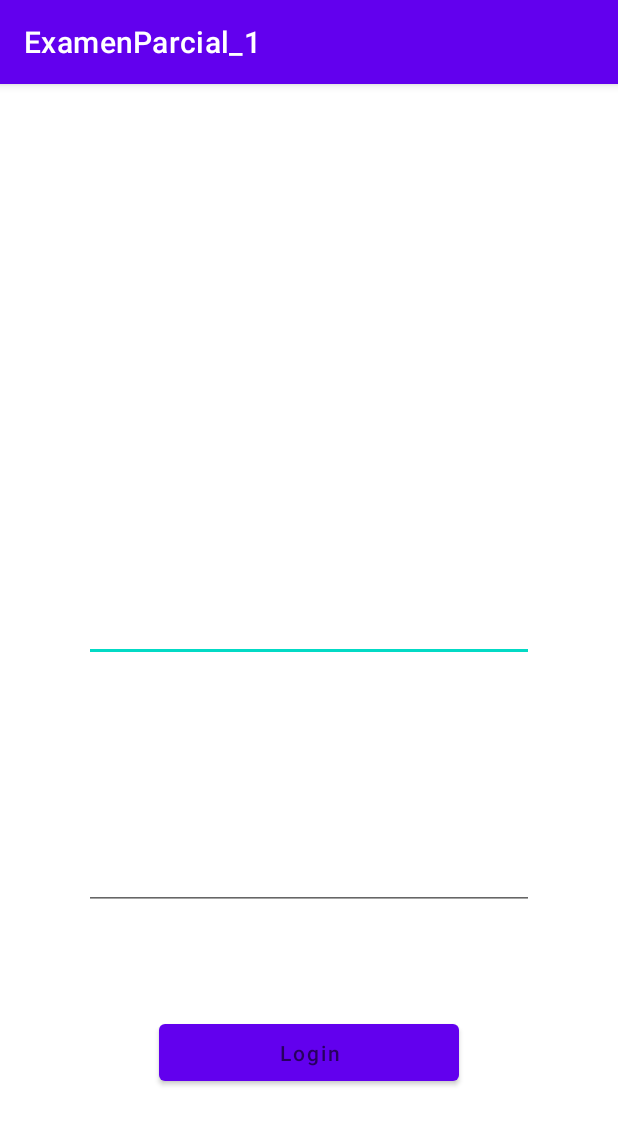
After one commit to IvanCastillo-F/KotlinExamPrimerParcial, an Android app: the fragment LoginFragment shown on its own in the app's theme, on a phone screen of 412 x 824 dp. The commit adds this screen. Shown: the top 1125 px of the screen. Run offline under Robolectric (Android 15) with nearby library versions, the phone set to English and light mode, and no system bars.

Commit message:
Login
Se creo la vista del login.

```diff
--- a/app/build.gradle
+++ b/app/build.gradle
@@ -37,6 +37,7 @@ dependencies {
     implementation 'androidx.appcompat:appcompat:1.3.1'
     implementation 'com.google.android.material:material:1.4.0'
     implementation 'androidx.constraintlayout:constraintlayout:2.1.0'
+    implementation 'androidx.legacy:legacy-support-v4:1.0.0'
     testImplementation 'junit:junit:4.+'
     androidTestImplementation 'androidx.test.ext:junit:1.1.3'
     androidTestImplementation 'androidx.test.espresso:espresso-core:3.4.0'
--- a/app/src/main/AndroidManifest.xml
+++ b/app/src/main/AndroidManifest.xml
@@ -1,5 +1,6 @@
 <?xml version="1.0" encoding="utf-8"?>
 <manifest xmlns:android="http://schemas.android.com/apk/res/android"
+    xmlns:tools="http://schemas.android.com/tools"
     package="com.alex.examenparcial_1">
 
     <application
@@ -9,6 +10,7 @@
         android:roundIcon="@mipmap/ic_launcher_round"
         android:supportsRtl="true"
         android:theme="@style/Theme.ExamenParcial_1">
+        <item android:name="android:forceDarkAllowed" tools:targetApi="q">false</item>
         <activity
             android:name=".MainActivity"
             android:exported="true">
--- /dev/null
+++ b/app/src/main/java/com/alex/examenparcial_1/LoginFragment.kt
@@ -0,0 +1,14 @@
+package com.alex.examenparcial_1
+
+import android.os.Bundle
+import androidx.fragment.app.Fragment
+import android.view.LayoutInflater
+import android.view.View
+import android.view.ViewGroup
+
+
+class LoginFragment : Fragment(R.layout.fragment_login) {
+
+
+
+}
--- /dev/null
+++ b/app/src/main/res/layout/fragment_login.xml
@@ -0,0 +1,62 @@
+<?xml version="1.0" encoding="utf-8"?>
+<FrameLayout xmlns:android="http://schemas.android.com/apk/res/android"
+    xmlns:tools="http://schemas.android.com/tools"
+    android:layout_width="match_parent"
+    android:layout_height="match_parent"
+    xmlns:app="http://schemas.android.com/apk/res-auto"
+    tools:context=".LoginFragment">
+
+
+    <androidx.constraintlayout.widget.ConstraintLayout
+        android:id="@+id/clBigImage"
+        android:layout_width="match_parent"
+        android:layout_height="wrap_content"
+        app:layout_constraintBottom_toBottomOf="parent"
+        app:layout_constraintEnd_toEndOf="parent"
+        app:layout_constraintEnd_toStartOf="parent"
+        app:layout_constraintStart_toStartOf="parent"
+        app:layout_constraintTop_toTopOf="parent">
+
+        <ImageView
+            android:id="@+id/loginImage"
+            android:layout_width="100dp"
+            android:layout_height="100dp"
+            app:layout_constraintTop_toTopOf="parent"
+            app:layout_constraintBottom_toTopOf="@+id/edtUser"
+            app:layout_constraintEnd_toEndOf="parent"
+            app:layout_constraintStart_toStartOf="parent" />
+
+       <EditText
+           android:id="@+id/edtUser"
+           android:layout_width="300dp"
+           android:layout_height="wrap_content"
+           app:layout_constraintTop_toBottomOf="@+id/loginImage"
+           app:layout_constraintBottom_toBottomOf="@+id/edtPassword"
+           app:layout_constraintEnd_toEndOf="@+id/loginImage"
+           app:layout_constraintStart_toStartOf="@+id/loginImage" />
+
+        <EditText
+            android:id="@+id/edtPassword"
+            android:layout_width="300dp"
+            android:layout_height="wrap_content"
+            app:layout_constraintTop_toBottomOf="@+id/edtUser"
+            app:layout_constraintBottom_toBottomOf="parent"
+            app:layout_constraintEnd_toEndOf="@+id/edtUser"
+            app:layout_constraintStart_toStartOf="@+id/edtUser" />
+
+        <Button
+            android:id="@+id/btnLogin"
+            android:layout_width="200dp"
+            android:layout_height="50dp"
+            android:layout_marginTop="70dp"
+            android:hint="@string/login"
+            android:textColor="@color/black"
+            app:layout_constraintTop_toBottomOf="@+id/edtPassword"
+            app:layout_constraintBottom_toBottomOf="parent"
+            app:layout_constraintEnd_toEndOf="parent"
+            app:layout_constraintStart_toStartOf="parent"
+            />
+
+    </androidx.constraintlayout.widget.ConstraintLayout>
+
+</FrameLayout>
--- a/app/src/main/res/values/strings.xml
+++ b/app/src/main/res/values/strings.xml
@@ -1,3 +1,6 @@
 <resources>
     <string name="app_name">ExamenParcial_1</string>
+    <!-- TODO: Remove or change this placeholder text -->
+    <string name="hello_blank_fragment">Hello blank fragment</string>
+    <string name="login">Login</string>
 </resources>
```
